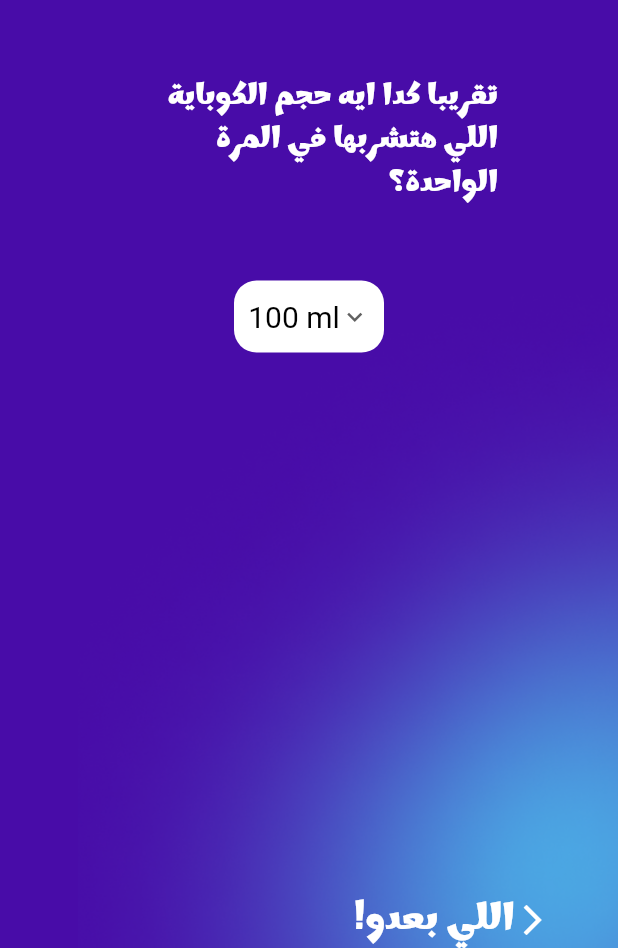
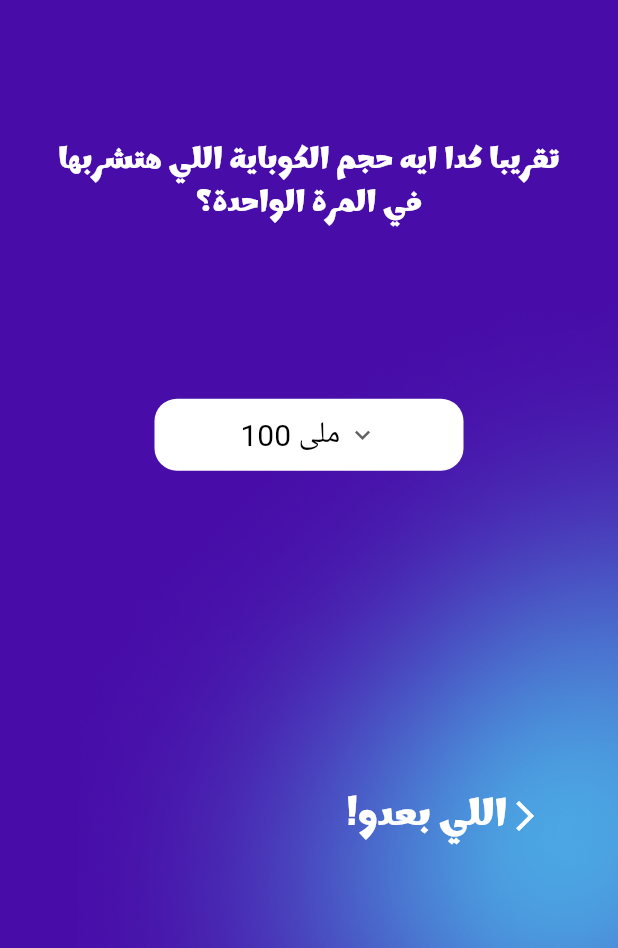
Before and after one commit to Magiixcode/Ashrably, a Flutter app: the Spalsh4 screen opened directly, after a tap on "!اللي بعدو", on a phone screen of 412 x 824 dp, the part 288-1236 px from its top. Run offline on Flutter 3.47's test engine with Material 3 defaults, Android fonts, the phone set to English and light mode, and no system bars; our stand-ins replace flutter_zoom_drawer.

Commit message:
finesh splash 1,2,3,4,5

```diff
--- a/lib/pages/splash/spalsh_four.dart
+++ b/lib/pages/splash/spalsh_four.dart
@@ -1,7 +1,6 @@
 import 'package:ashrably_app/utils/constens.dart';
 import 'package:ashrably_app/pages/splash/splash_five.dart';
 import 'package:ashrably_app/widget/ask_text.dart';
-import 'package:ashrably_app/widget/custom_text-filed.dart';
 import 'package:ashrably_app/widget/next_button.dart';
 import 'package:flutter/material.dart';
 
@@ -13,23 +12,15 @@ class Spalsh4 extends StatefulWidget {
 }
 
 class _Spalsh4State extends State<Spalsh4> {
-  String _dropdownValue = '1';
-  var items = [
-    '1',
-    '2',
-    '3',
-    '4',
-    '5',
-    '6',
-  ];
+  double liters = 1;
+  List<double> items = [1, 2, 3, 4, 5, 6];
   @override
   Widget build(BuildContext context) {
     return Scaffold(
       backgroundColor: KPrimaryColor,
       body: Stack(
-        fit: StackFit.expand,
         children: [
-          Positioned(
+          const Positioned(
             bottom: 0,
             right: 0,
             child: Image(
@@ -38,39 +29,27 @@ class _Spalsh4State extends State<Spalsh4> {
             )),
           ),
           Positioned(
-            bottom: 650,
+            top: 0,
+            left: 0,
             child: Image(
-                image: AssetImage(
-              'assets/images/Ellipse 3 right.png',
-            )),
-          ),
-          Positioned(
-            bottom: -60,
-            left: -15,
-            child: Image.asset(
-              'assets/images/man_water.png',
-              height: 450,
+              image: const AssetImage(
+                'assets/images/Ellipse 3 right.png',
+              ),
+              height: MediaQuery.of(context).size.height / 4,
             ),
           ),
           Positioned(
-            bottom: 30,
-            right: 0,
-            child: NextButton(
-              page: Splash5(),
-              iconColor: Colors.white,
-              text: "!اللي بعدو",
-              padding: 20,
-              styleText: const TextStyle(
-                fontFamily: 'Marhey',
-                color: Colors.white,
-                fontSize: 25,
-                fontWeight: FontWeight.bold,
-              ),
-              icon: Icons.arrow_forward_ios,
+            bottom: -16,
+            left: -20,
+            child: Image(
+              image: const AssetImage('assets/images/man_water.png'),
+              fit: BoxFit.fill,
+              height: MediaQuery.of(context).size.height / 2,
+              width: MediaQuery.of(context).size.width / 1.5,
             ),
           ),
           Positioned(
-            bottom: 450,
+            top: MediaQuery.of(context).size.height / 3,
             left: 10,
             right: 10,
             child: AskText(
@@ -80,33 +59,52 @@ class _Spalsh4State extends State<Spalsh4> {
               text: "عاوز تشرب كام لتر في اليوم ؟",
             ),
           ),
+          NextButton(
+            page: Splash5(
+              liters: liters,
+            ),
+            iconColor: Colors.white,
+            text: "!اللي بعدو",
+            padding: 20,
+            styleText: const TextStyle(
+              fontFamily: 'Marhey',
+              color: Colors.white,
+              fontSize: 25,
+              fontWeight: FontWeight.bold,
+            ),
+            icon: Icons.arrow_forward_ios,
+          ),
           Positioned(
-            bottom: 370,
-            left: 160,
+            bottom: MediaQuery.of(context).size.height / 2,
+            left: MediaQuery.of(context).size.width / 3,
+            right: MediaQuery.of(context).size.width / 3,
             child: Container(
-              width: 70,
+              width: 20,
               decoration: BoxDecoration(
                 borderRadius: BorderRadius.circular(15),
                 color: Colors.white,
               ),
               child: Center(
                 child: DropdownButton(
-                  items: items.map((String item) {
+                  items: items.map((double item) {
                     return DropdownMenuItem(
                       value: item,
-                      child: Text(item),
+                      child: Text(
+                        " $item لتر ",
+                        textDirection: TextDirection.rtl,
+                      ),
                     );
                   }).toList(),
-                  onChanged: (String? newValue) {
+                  onChanged: (double? newValue) {
                     setState(() {
-                      _dropdownValue = newValue!;
+                      liters = newValue!;
                     });
                   },
-                  value: _dropdownValue,
+                  value: liters,
                   borderRadius: BorderRadius.circular(10),
                   icon: const Icon(Icons.keyboard_arrow_down),
                   iconSize: 20,
-                  style: TextStyle(
+                  style: const TextStyle(
                     fontSize: 20,
                     color: Colors.black,
                   ),
--- a/lib/pages/splash/splash_five.dart
+++ b/lib/pages/splash/splash_five.dart
@@ -1,36 +1,27 @@
 import 'package:ashrably_app/utils/constens.dart';
 import 'package:ashrably_app/pages/splash/spalsh_six.dart';
 import 'package:ashrably_app/widget/ask_text.dart';
-import 'package:ashrably_app/widget/custom_text-filed.dart';
 import 'package:ashrably_app/widget/next_button.dart';
 import 'package:flutter/material.dart';
 
 class Splash5 extends StatefulWidget {
-  Splash5({super.key});
-
+  const Splash5({super.key, required this.liters});
+  final double liters;
   @override
   State<Splash5> createState() => _Splash5State();
 }
 
 class _Splash5State extends State<Splash5> {
-  String _dropdownValue = '100 ml';
-  var items = [
-    '100 ml',
-    '200 ml',
-    '300 ml',
-    '400 ml',
-    '500 ml',
-    '600 ml',
-  ];
+  double cupSize = 100;
+  List<double> items = [100, 150, 200, 250, 300, 350, 400, 450];
+
   @override
   Widget build(BuildContext context) {
     return Scaffold(
       backgroundColor: KPrimaryColor,
-      body: Center(
-        child: SingleChildScrollView(
-          child: Stack(
+      body: Stack(
         children: [
-              Positioned(
+          const Positioned(
             bottom: 0,
             right: 0,
             child: Image(
@@ -38,48 +29,54 @@ class _Splash5State extends State<Splash5> {
               'assets/images/Ellipse bottom right1.png',
             )),
           ),
-              Column(
-                children: [
-                  const Row(
-                    mainAxisAlignment: MainAxisAlignment.end,
-                    children: [
-                      Image(
+          const Positioned(
+            top: 0,
+            right: 0,
+            child: Image(
                 image: AssetImage(
               'assets/images/Ellipse 3 splash5.png',
             )),
-                    ],
           ),
-                  AskText(
-                    textAlign: TextAlign.right,
-                    horizontal: 80,
-                    vertical: 50,
+          Positioned(
+            top: MediaQuery.of(context).size.height / 3,
+            left: MediaQuery.of(context).size.width / 15,
+            right: MediaQuery.of(context).size.width / 15,
+            child: AskText(
+              textAlign: TextAlign.center,
+              horizontal: 0,
+              vertical: 10,
               text:
                   'تقريبا كدا ايه حجم الكوباية اللي هتشربها في المرة الواحدة؟',
             ),
-                  Container(
-                    width: 100,
+          ),
+          Positioned(
+            top: MediaQuery.of(context).size.height / 1.8,
+            left: MediaQuery.of(context).size.width / 4,
+            right: MediaQuery.of(context).size.width / 4,
+            child: Container(
+              width: 150,
               decoration: BoxDecoration(
                 borderRadius: BorderRadius.circular(15),
                 color: Colors.white,
               ),
               child: Center(
                 child: DropdownButton(
-                        items: items.map((String item) {
+                  items: items.map((double item) {
                     return DropdownMenuItem(
                       value: item,
-                            child: Text(item),
+                      child: Text("${item.toInt()} ملى "),
                     );
                   }).toList(),
-                        onChanged: (String? newValue) {
+                  onChanged: (double? newValue) {
                     setState(() {
-                            _dropdownValue = newValue!;
+                      cupSize = newValue!;
                     });
                   },
-                        value: _dropdownValue,
+                  value: cupSize,
                   borderRadius: BorderRadius.circular(10),
                   icon: const Icon(Icons.keyboard_arrow_down),
                   iconSize: 20,
-                        style: TextStyle(
+                  style: const TextStyle(
                     fontSize: 20,
                     color: Colors.black,
                   ),
@@ -87,13 +84,12 @@ class _Splash5State extends State<Splash5> {
                 ),
               ),
             ),
-                  Padding(
-                    padding: const EdgeInsets.only(top: 340),
-                    child: Row(
-                      children: [
-                        const Spacer(),
+          ),
           NextButton(
-                          page: const Spalsh6(),
+            page: Spalsh6(
+              liters: widget.liters,
+              sizeCup: cupSize,
+            ),
             iconColor: Colors.white,
             text: "!اللي بعدو",
             padding: 30,
@@ -107,13 +103,6 @@ class _Splash5State extends State<Splash5> {
           ),
         ],
       ),
-                  ),
-                ],
-              ),
-            ],
-          ),
-        ),
-      ),
     );
   }
 }
--- a/lib/pages/splash/splash_tow.dart
+++ b/lib/pages/splash/splash_tow.dart
@@ -48,10 +48,7 @@ class Splash2 extends StatelessWidget {
               'assets/images/Ellipse 2.png',
             )),
           ),
-          Positioned(
-            right: 10,
-            bottom: kButtonPadding,
-            child: NextButton(
+          NextButton(
             page: const Splash3(),
             iconColor: Colors.white,
             text: 'التالي',
@@ -64,7 +61,6 @@ class Splash2 extends StatelessWidget {
             ),
             icon: Icons.arrow_forward_ios,
           ),
-          ),
         ],
       ),
     );
--- a/lib/widget/next_button.dart
+++ b/lib/widget/next_button.dart
@@ -17,7 +17,10 @@ class NextButton extends StatelessWidget {
   Widget page;
   @override
   Widget build(BuildContext context) {
-    return Padding(
+    return Positioned(
+      bottom: 50,
+      right: 5,
+      child: Padding(
         padding: EdgeInsets.symmetric(horizontal: padding),
         child: InkWell(
           borderRadius: BorderRadius.circular(15),
@@ -47,6 +50,7 @@ class NextButton extends StatelessWidget {
             ),
           ),
         ),
+      ),
     );
   }
 }
```
Also changed, not shown: lib/pages/splash/spalsh_six.dart (+9 -8 lines), lib/pages/splash/spalsh_three.dart (+36 -48 lines). Lines whose indentation alone changed are shown as unchanged.
